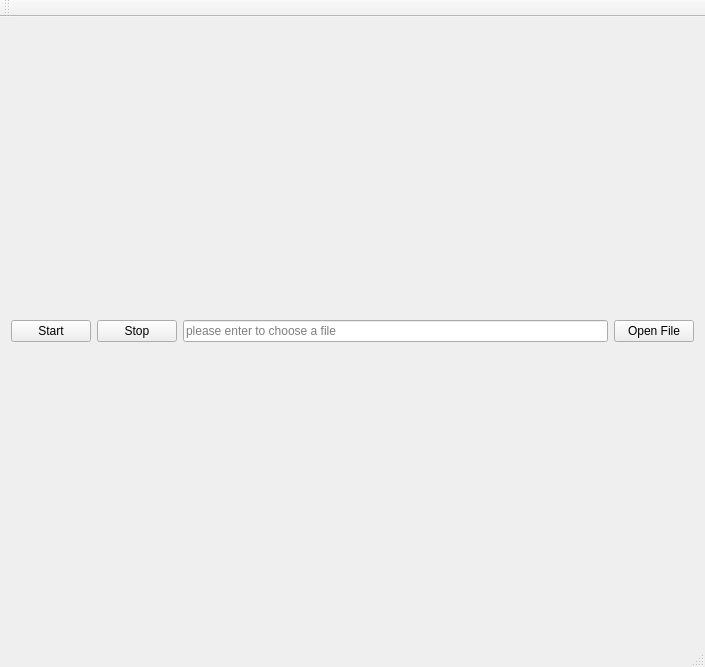
Old version of the form UI/MainWindow.ui in the repository xuexiaoxiaohu/OpenGL-Rendering-Master.
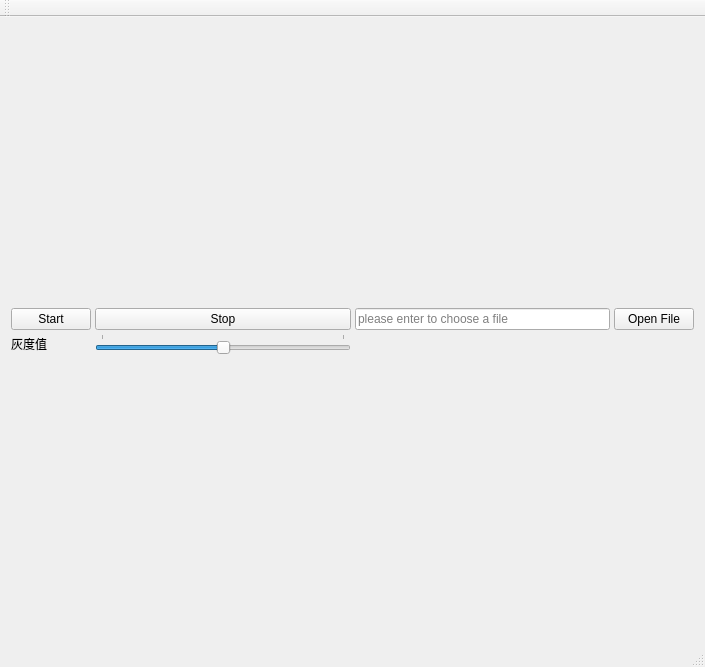
New version of the form.

What changed in the file:
```diff
--- a/UI/MainWindow.ui
+++ b/UI/MainWindow.ui
@@ -29,24 +29,34 @@
       <item>
        <layout class="QVBoxLayout" name="verticalLayout">
         <item>
-         <layout class="QHBoxLayout" name="horizontalLayout">
+         <layout class="QVBoxLayout" name="verticalLayout_4">
           <item>
-           <layout class="QHBoxLayout" name="horizontalLayout_2">
-            <item>
-             <widget class="QPushButton" name="startPushBtn">
+           <layout class="QGridLayout" name="gridLayout">
+            <property name="spacing">
+             <number>4</number>
+            </property>
+            <item row="1" column="3">
+             <widget class="QPushButton" name="openPushBtn">
               <property name="text">
-               <string>Start</string>
+               <string>Open File</string>
               </property>
              </widget>
             </item>
-            <item>
+            <item row="1" column="1">
              <widget class="QPushButton" name="stopPushBtn">
               <property name="text">
                <string>Stop</string>
               </property>
              </widget>
             </item>
-            <item>
+            <item row="1" column="0">
+             <widget class="QPushButton" name="startPushBtn">
+              <property name="text">
+               <string>Start</string>
+              </property>
+             </widget>
+            </item>
+            <item row="1" column="2">
              <widget class="QLineEdit" name="fileLineEdit">
               <property name="text">
                <string/>
@@ -56,10 +66,38 @@
               </property>
              </widget>
             </item>
-            <item>
-             <widget class="QPushButton" name="openPushBtn">
+            <item row="2" column="0">
+             <widget class="QLabel" name="label">
               <property name="text">
-               <string>Open File</string>
+               <string>灰度值</string>
+              </property>
+             </widget>
+            </item>
+            <item row="2" column="1">
+             <widget class="QSlider" name="grayScaleSlider">
+              <property name="minimum">
+               <number>1</number>
+              </property>
+              <property name="maximum">
+               <number>9</number>
+              </property>
+              <property name="pageStep">
+               <number>9</number>
+              </property>
+              <property name="value">
+               <number>5</number>
+              </property>
+              <property name="tracking">
+               <bool>true</bool>
+              </property>
+              <property name="orientation">
+               <enum>Qt::Horizontal</enum>
+              </property>
+              <property name="tickPosition">
+               <enum>QSlider::TicksAbove</enum>
+              </property>
+              <property name="tickInterval">
+               <number>0</number>
               </property>
              </widget>
             </item>
```
